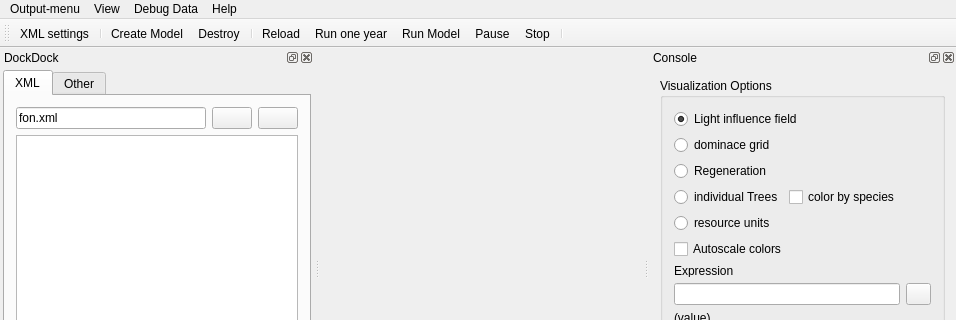
Old version of the form src/iland/mainwindow.ui in the repository edfm-tum/iland-model; both pictures show x 0 to 956 and y 0 to 320 of the 956 by 748 pixel window.
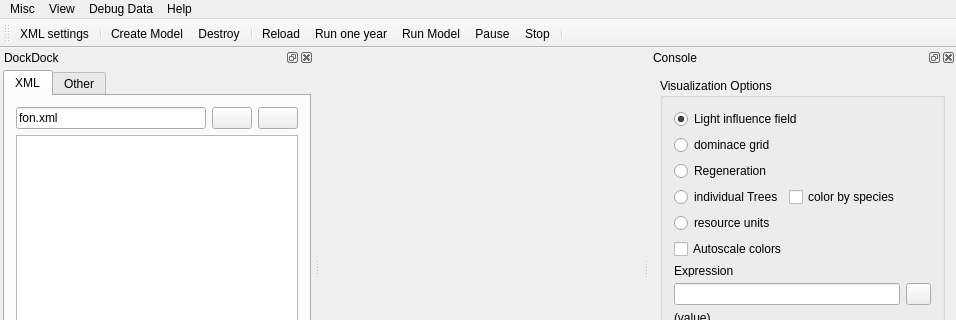
New version of the form. Icons and pictures are not drawn. Custom widgets are drawn as their Qt base class.

Diff of the .ui file:
```diff
--- a/src/iland/mainwindow.ui
+++ b/src/iland/mainwindow.ui
@@ -54,7 +54,7 @@
    </property>
    <widget class="QMenu" name="menuOutput_menu">
     <property name="title">
-     <string>Output-menu</string>
+     <string>Misc</string>
     </property>
     <widget class="QMenu" name="menuLog_Level">
      <property name="title">
```
Left out of the diff: 10 changed lines with no effect on the pictures.
